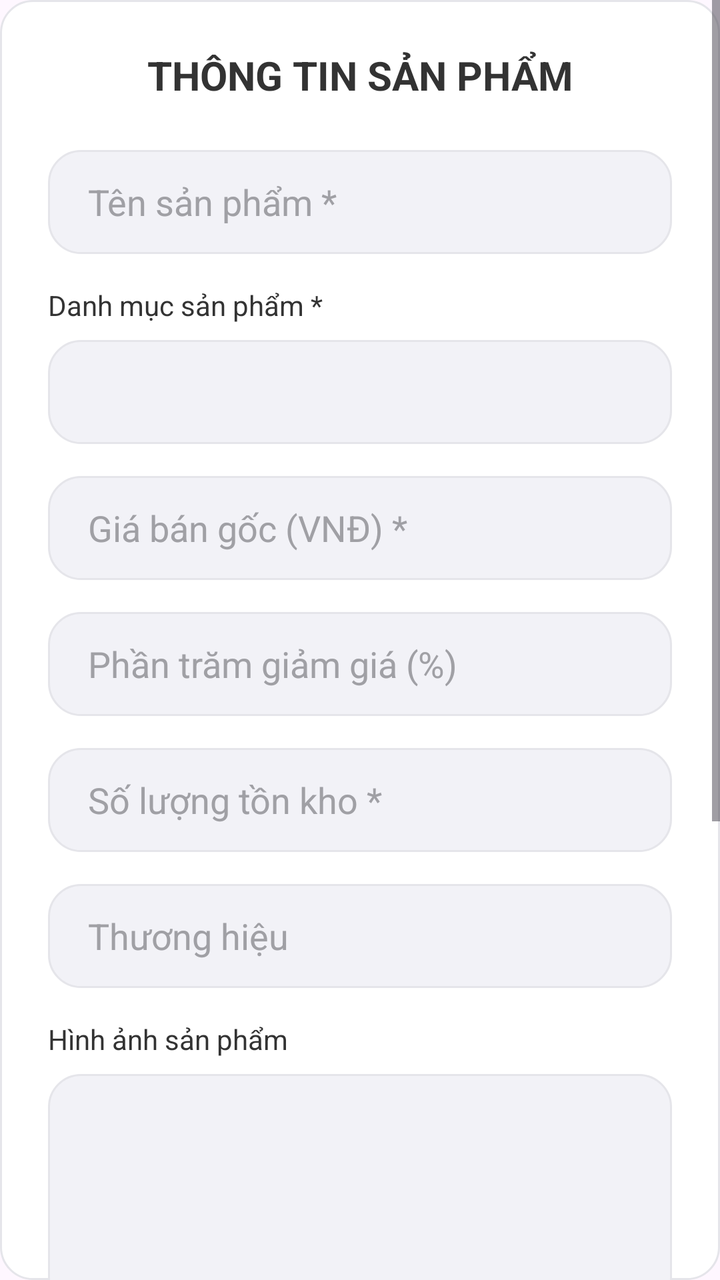
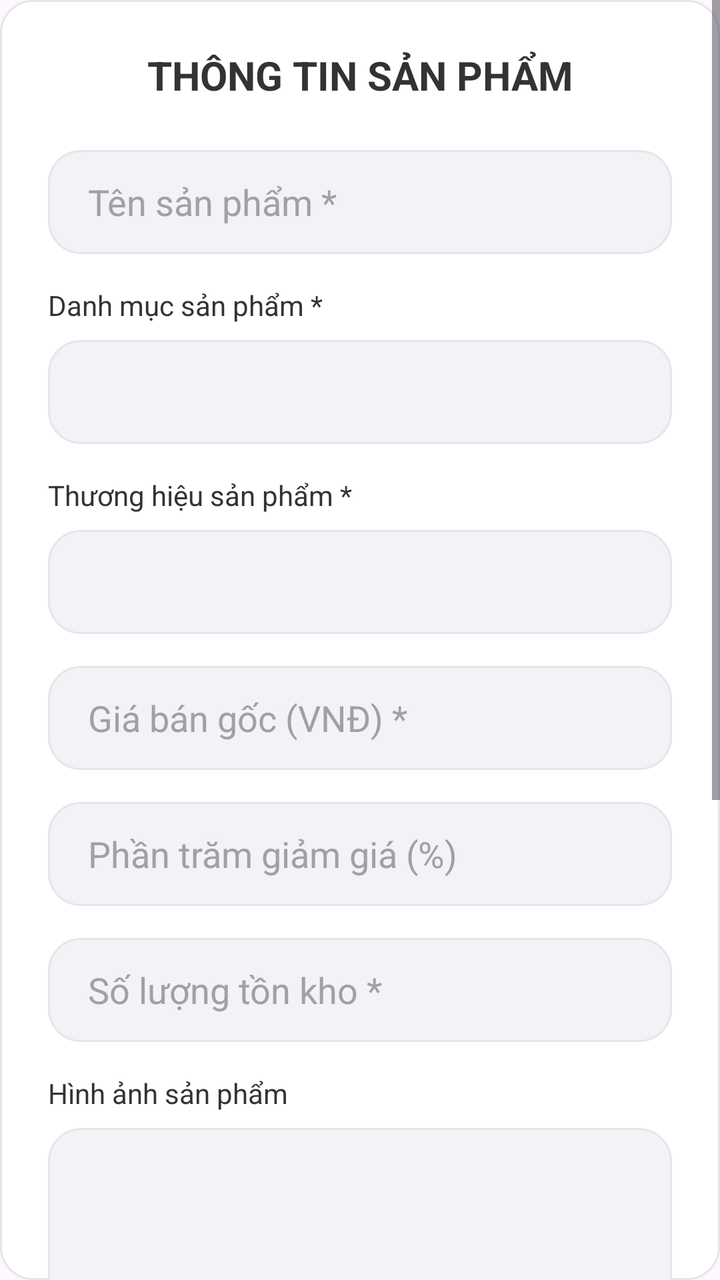

Compare the two renders of this Android layout. The source of the first and the diff that turns it into the second are given below.
<!-- AndroidManifest.xml: application theme Theme.MobileDeviceStoreTDMU -->
<!-- res/layout/dialog_quan_ly_san_pham.xml -->
<?xml version="1.0" encoding="utf-8"?>
<ScrollView xmlns:android="http://schemas.android.com/apk/res/android"
    android:layout_width="match_parent"
    android:layout_height="wrap_content"
    android:background="@drawable/bg_card_modern">

    <LinearLayout
        android:layout_width="match_parent"
        android:layout_height="wrap_content"
        android:orientation="vertical"
        android:padding="24dp">

        <TextView
            android:id="@+id/tvTieuDeDialogSP"
            android:layout_width="match_parent"
            android:layout_height="wrap_content"
            android:text="THÔNG TIN SẢN PHẨM"
            android:textSize="20sp"
            android:textStyle="bold"
            android:textColor="@color/text_primary"
            android:gravity="center"
            android:layout_marginBottom="24dp" />

        <EditText
            android:id="@+id/edtTenSPDialog"
            android:layout_width="match_parent"
            android:layout_height="52dp"
            android:hint="Tên sản phẩm *"
            android:textColorHint="@color/text_hint"
            android:textColor="@color/text_primary"
            android:inputType="textPersonName"
            android:background="@drawable/bg_edittext_modern"
            android:paddingHorizontal="20dp"
            android:layout_marginBottom="16dp" />

        <TextView
            android:layout_width="match_parent"
            android:layout_height="wrap_content"
            android:text="Danh mục sản phẩm *"
            android:textColor="@color/text_primary"
            android:textSize="14sp"
            android:layout_marginBottom="8dp" />

        <Spinner
            android:id="@+id/spnDanhMucDialog"
            android:layout_width="match_parent"
            android:layout_height="52dp"
            android:background="@drawable/bg_edittext_modern"
            android:paddingHorizontal="12dp"
            android:layout_marginBottom="16dp" />

        <EditText
            android:id="@+id/edtGiaSPDialog"
            android:layout_width="match_parent"
            android:layout_height="52dp"
            android:hint="Giá bán gốc (VNĐ) *"
            android:textColorHint="@color/text_hint"
            android:textColor="@color/text_primary"
            android:inputType="number"
            android:background="@drawable/bg_edittext_modern"
            android:paddingHorizontal="20dp"
            android:layout_marginBottom="16dp" />

        <EditText
            android:id="@+id/edtPhanTramGiamDialog"
            android:layout_width="match_parent"
            android:layout_height="52dp"
            android:hint="Phần trăm giảm giá (%)"
            android:textColorHint="@color/text_hint"
            android:textColor="@color/text_primary"
            android:inputType="number"
            android:background="@drawable/bg_edittext_modern"
            android:paddingHorizontal="20dp"
            android:layout_marginBottom="16dp" />

        <EditText
            android:id="@+id/edtSoLuongSPDialog"
            android:layout_width="match_parent"
            android:layout_height="52dp"
            android:hint="Số lượng tồn kho *"
            android:textColorHint="@color/text_hint"
            android:textColor="@color/text_primary"
            android:inputType="number"
            android:background="@drawable/bg_edittext_modern"
            android:paddingHorizontal="20dp"
            android:layout_marginBottom="16dp" />

        <EditText
            android:id="@+id/edtThuongHieuSPDialog"
            android:layout_width="match_parent"
            android:layout_height="52dp"
            android:hint="Thương hiệu"
            android:textColorHint="@color/text_hint"
            android:textColor="@color/text_primary"
            android:inputType="text"
            android:background="@drawable/bg_edittext_modern"
            android:paddingHorizontal="20dp"
            android:layout_marginBottom="16dp" />

        <TextView
            android:layout_width="match_parent"
            android:layout_height="wrap_content"
            android:text="Hình ảnh sản phẩm"
            android:textColor="@color/text_primary"
            android:textSize="14sp"
            android:layout_marginBottom="8dp" />

        <ImageView
            android:id="@+id/imgPreviewDialogSP"
            android:layout_width="match_parent"
            android:layout_height="160dp"
            android:scaleType="fitCenter"
            android:background="@drawable/bg_edittext_modern"
            android:padding="16dp"
            android:layout_marginBottom="12dp" />

        <androidx.appcompat.widget.AppCompatButton
            android:id="@+id/btnChonAnhDialogSP"
            android:layout_width="match_parent"
            android:layout_height="54dp"
            android:text="CHỌN ẢNH TỪ THƯ VIỆN"
            android:textColor="@color/text_primary"
            android:background="@drawable/bg_btn_secondary"
            android:textStyle="bold"
            android:textSize="14sp"
            android:layout_marginBottom="24dp"
            android:elevation="0dp" />

        <EditText
            android:id="@+id/edtMoTaSPDialog"
            android:layout_width="match_parent"
            android:layout_height="100dp"
            android:hint="Mô tả chi tiết sản phẩm"
            android:textColorHint="@color/text_hint"
            android:textColor="@color/text_primary"
            android:inputType="textMultiLine"
            android:gravity="top"
            android:padding="20dp"
            android:background="@drawable/bg_edittext_modern"
            android:layout_marginBottom="32dp" />

        <LinearLayout
            android:layout_width="match_parent"
            android:layout_height="wrap_content"
            android:orientation="horizontal">

            <androidx.appcompat.widget.AppCompatButton
                android:id="@+id/btnHuyDialogSP"
                android:layout_width="0dp"
                android:layout_height="54dp"
                android:layout_weight="1"
                android:text="HỦY"
                android:background="@drawable/bg_btn_secondary"
                android:textColor="@color/text_primary"
                android:textStyle="bold"
                android:layout_marginEnd="12dp"
                android:elevation="0dp" />

            <androidx.appcompat.widget.AppCompatButton
                android:id="@+id/btnLuuDialogSP"
                android:layout_width="0dp"
                android:layout_height="54dp"
                android:layout_weight="1"
                android:text="LƯU"
                android:background="@drawable/bg_btn_primary"
                android:textColor="@color/text_on_yellow"
                android:textStyle="bold"
                android:elevation="2dp"
                android:stateListAnimator="@null" />

        </LinearLayout>

    </LinearLayout>

</ScrollView>
<!-- resources referenced by this layout -->
<resources>
  <color name="text_hint">#A0A0A5</color>
  <color name="text_on_yellow">#333333</color>
  <color name="text_primary">#333333</color>
  <!-- drawable bg_btn_primary (drawable) -->
  <?xml version="1.0" encoding="utf-8"?>
  <shape xmlns:android="http://schemas.android.com/apk/res/android"
      android:shape="rectangle">
      <solid android:color="@color/primary_yellow" />
      <corners android:radius="16dp" />
  </shape>
  <!-- drawable bg_btn_secondary (drawable) -->
  <?xml version="1.0" encoding="utf-8"?>
  <shape xmlns:android="http://schemas.android.com/apk/res/android"
      android:shape="rectangle">
      <solid android:color="@color/bg_white" />
      <stroke android:width="1.5dp" android:color="@color/primary_black" />
      <corners android:radius="16dp" />
  </shape>
  <!-- drawable bg_card_modern (drawable) -->
  <?xml version="1.0" encoding="utf-8"?>
  <shape xmlns:android="http://schemas.android.com/apk/res/android"
      android:shape="rectangle">
      <solid android:color="@color/bg_white" />
      <corners android:radius="16dp" />
      <stroke android:width="1dp" android:color="@color/stroke_light" />
  </shape>
  <!-- drawable bg_edittext_modern (drawable) -->
  <?xml version="1.0" encoding="utf-8"?>
  <shape xmlns:android="http://schemas.android.com/apk/res/android"
      android:shape="rectangle">
      <solid android:color="@color/input_bg" />
      <corners android:radius="16dp" />
      <stroke android:width="1dp" android:color="@color/stroke_light" />
  </shape>
  <style name="Theme.MobileDeviceStoreTDMU" parent="Base.Theme.MobileDeviceStoreTDMU" />
  <color name="primary_yellow">#FDB623</color>
  <color name="bg_white">#FFFFFF</color>
  <color name="primary_black">#333333</color>
  <color name="stroke_light">#E5E5EA</color>
  <color name="input_bg">#F2F2F7</color>
  <style name="Base.Theme.MobileDeviceStoreTDMU" parent="Theme.Material3.Light.NoActionBar">
          
          <item name="android:statusBarColor">@color/primary_yellow</item>
          <item name="android:windowLightStatusBar">true</item>
  
          <item name="android:navigationBarColor">@color/primary_yellow</item>
          <item name="android:windowLightNavigationBar" tools:targetApi="O_MR1">true</item>
          <item name="fontFamily">@font/nunito</item>
      </style>
</resources>

<!-- the commit's change to res/layout/dialog_quan_ly_san_pham.xml (unified diff, before → after) -->
@@ -49,6 +49,22 @@
             android:paddingHorizontal="12dp"
             android:layout_marginBottom="16dp" />
 
+        <TextView
+            android:layout_width="match_parent"
+            android:layout_height="wrap_content"
+            android:text="Thương hiệu sản phẩm *"
+            android:textColor="@color/text_primary"
+            android:textSize="14sp"
+            android:layout_marginBottom="8dp" />
+
+        <Spinner
+            android:id="@+id/spnThuongHieuDialog"
+            android:layout_width="match_parent"
+            android:layout_height="52dp"
+            android:background="@drawable/bg_edittext_modern"
+            android:paddingHorizontal="12dp"
+            android:layout_marginBottom="16dp" />
+
         <EditText
             android:id="@+id/edtGiaSPDialog"
             android:layout_width="match_parent"
@@ -81,18 +97,6 @@
             android:textColorHint="@color/text_hint"
             android:textColor="@color/text_primary"
             android:inputType="number"
-            android:background="@drawable/bg_edittext_modern"
-            android:paddingHorizontal="20dp"
-            android:layout_marginBottom="16dp" />
-
-        <EditText
-            android:id="@+id/edtThuongHieuSPDialog"
-            android:layout_width="match_parent"
-            android:layout_height="52dp"
-            android:hint="Thương hiệu"
-            android:textColorHint="@color/text_hint"
-            android:textColor="@color/text_primary"
-            android:inputType="text"
             android:background="@drawable/bg_edittext_modern"
             android:paddingHorizontal="20dp"
             android:layout_marginBottom="16dp" />
